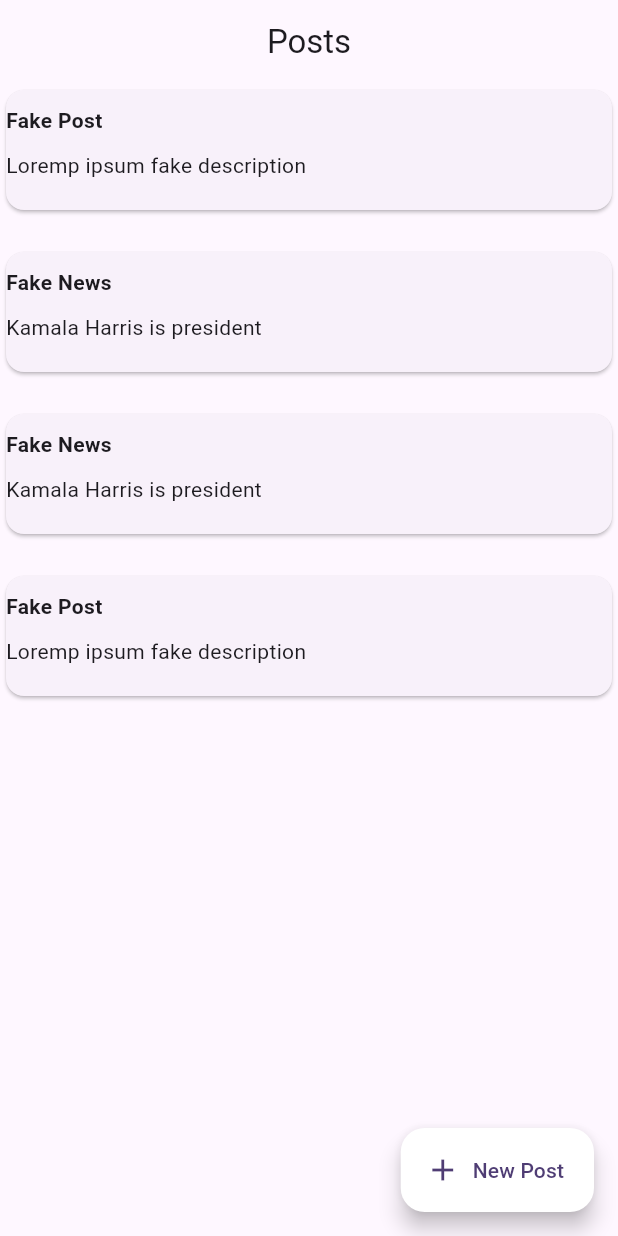
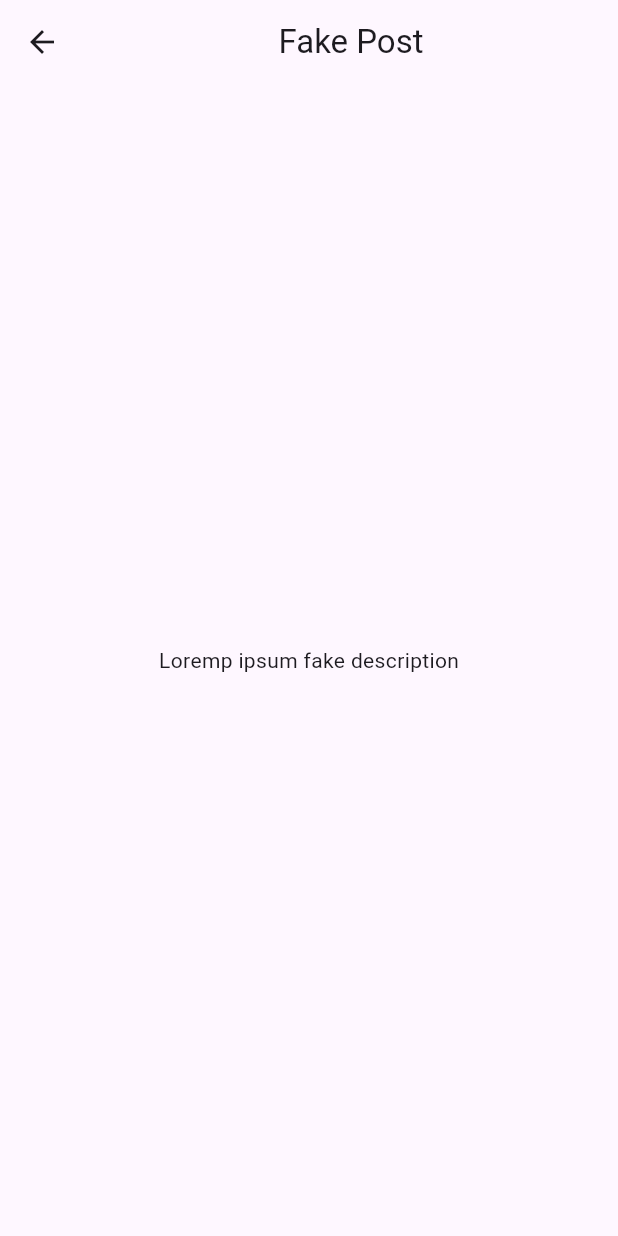
Before and after one commit to marcmalha/esgi-cc-flutter, a Flutter app: the screen it shows after launch, after a tap on "Fake Post", on a phone screen of 412 x 824 dp. Run offline on Flutter 3.47's test engine with Material 3 defaults, Android fonts, the light colour scheme and no system bars; our stand-ins replace bloc, flutter_bloc; missing offline and left inert: dart:ffi.

Commit message:
Feat: add post detail screen

```diff
--- a/lib/main.dart
+++ b/lib/main.dart
@@ -1,6 +1,8 @@
+import 'package:cc_flutter/posts_screen/post_detail_screen.dart';
 import 'package:cc_flutter/posts_screen/post_list_screen.dart';
 import 'package:cc_flutter/posts_screen/posts_bloc/post_bloc.dart';
 import 'package:cc_flutter/shared/data_sources/post/fake_data_source.dart';
+import 'package:cc_flutter/shared/models/post.dart';
 import 'package:flutter/material.dart';
 import 'package:flutter_bloc/flutter_bloc.dart';
 
@@ -24,7 +26,22 @@
             colorScheme: ColorScheme.fromSeed(seedColor: Colors.deepPurple),
             useMaterial3: true,
         ),
-        home: const PostListScreen(),
+        routes: {
+          '/': (context) => const PostListScreen(),
+        },
+        onGenerateRoute: (routeSettings) {
+          Widget screen = Container(color: Colors.pink);
+          final argument = routeSettings.arguments;
+          switch (routeSettings.name) {
+            case 'postDetail':
+              if (argument is Post) {
+                screen = PostDetailScreen(post: argument);
+              }
+              break;
+          }
+
+          return MaterialPageRoute(builder: (context) => screen);
+        },
       ),
     );
   }
--- /dev/null
+++ b/lib/posts_screen/post_detail_screen.dart
@@ -0,0 +1,32 @@
+import 'dart:ui';
+
+import 'package:flutter/material.dart';
+
+import '../shared/models/post.dart';
+
+class PostDetailScreen extends StatelessWidget {
+  static Future<void> navigateTo(BuildContext context, Post post) {
+    return Navigator.pushNamed(context, 'postDetail', arguments: post);
+  }
+
+  final Post post;
+
+  const PostDetailScreen({
+    super.key,
+    required this.post,
+  });
+
+  @override
+  Widget build(BuildContext context) {
+    return Scaffold(
+      appBar: AppBar(
+        title: Center(
+            child: Text(post.title)
+        ),
+      ),
+      body: Center(
+        child: Text(post.description),
+      ),
+    );
+  }
+}
```
